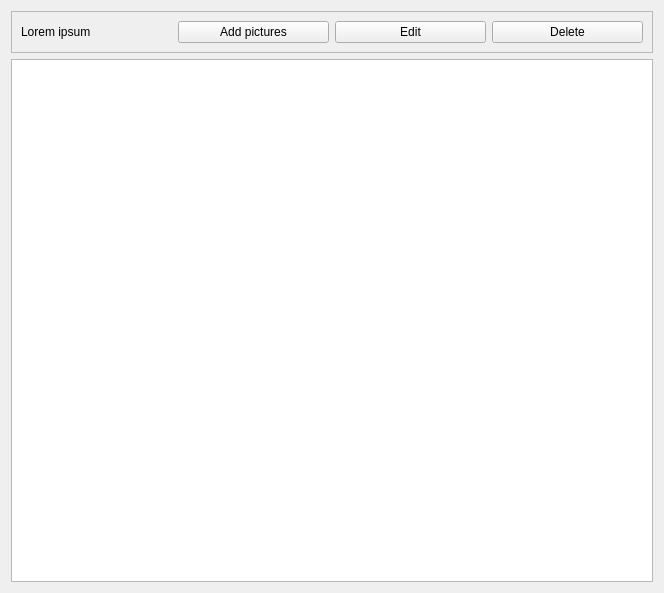
Qt form gallerydesktop/albumwidget.ui (EdisJava/Gallery) before a commit.
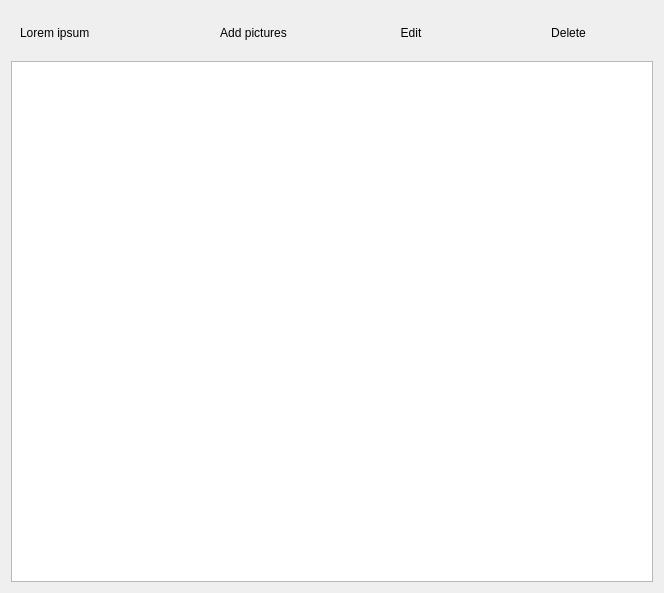
The same form after that commit. Icons and pictures are not drawn.

The edit to the form file:
```diff
--- a/gallerydesktop/albumwidget.ui
+++ b/gallerydesktop/albumwidget.ui
@@ -16,6 +16,12 @@
   <layout class="QVBoxLayout" name="verticalLayout" stretch="0,0">
    <item>
     <widget class="QFrame" name="albuminfoframe">
+     <property name="styleSheet">
+      <string notr="true">QFrame {
+    background-color: transparent; /* se funde con el fondo */
+    border: none;
+}</string>
+     </property>
      <property name="frameShape">
       <enum>QFrame::Shape::StyledPanel</enum>
      </property>
@@ -56,6 +62,140 @@
           <height>1</height>
          </size>
         </property>
+        <property name="palette">
+         <palette>
+          <active>
+           <colorrole role="Button">
+            <brush brushstyle="SolidPattern">
+             <color alpha="0">
+              <red>0</red>
+              <green>0</green>
+              <blue>0</blue>
+             </color>
+            </brush>
+           </colorrole>
+           <colorrole role="Base">
+            <brush brushstyle="SolidPattern">
+             <color alpha="0">
+              <red>0</red>
+              <green>0</green>
+              <blue>0</blue>
+             </color>
+            </brush>
+           </colorrole>
+           <colorrole role="Window">
+            <brush brushstyle="SolidPattern">
+             <color alpha="0">
+              <red>0</red>
+              <green>0</green>
+              <blue>0</blue>
+             </color>
+            </brush>
+           </colorrole>
+           <colorrole role="Highlight">
+            <brush brushstyle="SolidPattern">
+             <color alpha="255">
+              <red>39</red>
+              <green>191</green>
+              <blue>115</blue>
+             </color>
+            </brush>
+           </colorrole>
+          </active>
+          <inactive>
+           <colorrole role="Button">
+            <brush brushstyle="SolidPattern">
+             <color alpha="0">
+              <red>0</red>
+              <green>0</green>
+              <blue>0</blue>
+             </color>
+            </brush>
+           </colorrole>
+           <colorrole role="Base">
+            <brush brushstyle="SolidPattern">
+             <color alpha="0">
+              <red>0</red>
+              <green>0</green>
+              <blue>0</blue>
+             </color>
+            </brush>
+           </colorrole>
+           <colorrole role="Window">
+            <brush brushstyle="SolidPattern">
+             <color alpha="0">
+              <red>0</red>
+              <green>0</green>
+              <blue>0</blue>
+             </color>
+            </brush>
+           </colorrole>
+           <colorrole role="Highlight">
+            <brush brushstyle="SolidPattern">
+             <color alpha="255">
+              <red>39</red>
+              <green>191</green>
+              <blue>115</blue>
+             </color>
+            </brush>
+           </colorrole>
+          </inactive>
+          <disabled>
+           <colorrole role="Button">
+            <brush brushstyle="SolidPattern">
+             <color alpha="0">
+              <red>0</red>
+              <green>0</green>
+              <blue>0</blue>
+             </color>
+            </brush>
+           </colorrole>
+           <colorrole role="Base">
+            <brush brushstyle="SolidPattern">
+             <color alpha="0">
+              <red>0</red>
+              <green>0</green>
+              <blue>0</blue>
+             </color>
+            </brush>
+           </colorrole>
+           <colorrole role="Window">
+            <brush brushstyle="SolidPattern">
+             <color alpha="0">
+              <red>0</red>
+              <green>0</green>
+              <blue>0</blue>
+             </color>
+            </brush>
+           </colorrole>
+           <colorrole role="Highlight">
+            <brush brushstyle="SolidPattern">
+             <color alpha="255">
+              <red>39</red>
+              <green>191</green>
+              <blue>115</blue>
+             </color>
+            </brush>
+           </colorrole>
+          </disabled>
+         </palette>
+        </property>
+        <property name="styleSheet">
+         <string notr="true">QPushButton {
+    background-color: transparent; /* sin color de fondo */
+    border: none;                  /* sin borde */
+    padding: 6px;
+}
+
+QPushButton:hover {
+    background-color: rgba(255, 255, 102, 0.2); /* amarillo suave al pasar el cursor */
+    border-radius: 6px;
+}
+
+QPushButton:pressed {
+    background-color: rgba(255, 165, 0, 0.3); /* naranja transparente al pulsar */
+}</string>
+        </property>
         <property name="text">
          <string>Add pictures</string>
         </property>
@@ -79,6 +219,140 @@
           <height>1</height>
          </size>
         </property>
+        <property name="palette">
+         <palette>
+          <active>
+           <colorrole role="Button">
+            <brush brushstyle="SolidPattern">
+             <color alpha="0">
+              <red>0</red>
+              <green>0</green>
+              <blue>0</blue>
+             </color>
+            </brush>
+           </colorrole>
+           <colorrole role="Base">
+            <brush brushstyle="SolidPattern">
+             <color alpha="0">
+              <red>0</red>
+              <green>0</green>
+              <blue>0</blue>
+             </color>
+            </brush>
+           </colorrole>
+           <colorrole role="Window">
+            <brush brushstyle="SolidPattern">
+             <color alpha="0">
+              <red>0</red>
+              <green>0</green>
+              <blue>0</blue>
+             </color>
+            </brush>
+           </colorrole>
+           <colorrole role="Highlight">
+            <brush brushstyle="SolidPattern">
+             <color alpha="255">
+              <red>39</red>
+              <green>191</green>
+              <blue>115</blue>
+             </color>
+            </brush>
+           </colorrole>
+          </active>
+          <inactive>
+           <colorrole role="Button">
+            <brush brushstyle="SolidPattern">
+             <color alpha="0">
+              <red>0</red>
+              <green>0</green>
+              <blue>0</blue>
+             </color>
+            </brush>
+           </colorrole>
+           <colorrole role="Base">
+            <brush brushstyle="SolidPattern">
+             <color alpha="0">
+              <red>0</red>
+              <green>0</green>
+              <blue>0</blue>
+             </color>
+            </brush>
+           </colorrole>
+           <colorrole role="Window">
+            <brush brushstyle="SolidPattern">
+             <color alpha="0">
+              <red>0</red>
+              <green>0</green>
+              <blue>0</blue>
+             </color>
+            </brush>
+           </colorrole>
+           <colorrole role="Highlight">
+            <brush brushstyle="SolidPattern">
+             <color alpha="255">
+              <red>39</red>
+              <green>191</green>
+              <blue>115</blue>
+             </color>
+            </brush>
+           </colorrole>
+          </inactive>
+          <disabled>
+           <colorrole role="Button">
+            <brush brushstyle="SolidPattern">
+             <color alpha="0">
+              <red>0</red>
+              <green>0</green>
+              <blue>0</blue>
+             </color>
+            </brush>
+           </colorrole>
+           <colorrole role="Base">
+            <brush brushstyle="SolidPattern">
+             <color alpha="0">
+              <red>0</red>
+              <green>0</green>
+              <blue>0</blue>
+             </color>
+            </brush>
+           </colorrole>
+           <colorrole role="Window">
+            <brush brushstyle="SolidPattern">
+             <color alpha="0">
+              <red>0</red>
+              <green>0</green>
+              <blue>0</blue>
+             </color>
+            </brush>
+           </colorrole>
+           <colorrole role="Highlight">
+            <brush brushstyle="SolidPattern">
+             <color alpha="255">
+              <red>39</red>
+              <green>191</green>
+              <blue>115</blue>
+             </color>
+            </brush>
+           </colorrole>
+          </disabled>
+         </palette>
+        </property>
+        <property name="styleSheet">
+         <string notr="true">QPushButton {
+    background-color: transparent; /* sin color de fondo */
+    border: none;                  /* sin borde */
+    padding: 6px;
+}
+
+QPushButton:hover {
+    background-color: rgba(255, 255, 102, 0.2); /* amarillo suave al pasar el cursor */
+    border-radius: 6px;
+}
+
+QPushButton:pressed {
+    background-color: rgba(255, 165, 0, 0.3); /* naranja transparente al pulsar */
+}</string>
+        </property>
         <property name="text">
          <string>Edit</string>
         </property>
@@ -102,6 +376,140 @@
           <height>1</height>
          </size>
         </property>
+        <property name="palette">
+         <palette>
+          <active>
+           <colorrole role="Button">
+            <brush brushstyle="SolidPattern">
+             <color alpha="0">
+              <red>0</red>
+              <green>0</green>
+              <blue>0</blue>
+             </color>
+            </brush>
+           </colorrole>
+           <colorrole role="Base">
+            <brush brushstyle="SolidPattern">
+             <color alpha="0">
+              <red>0</red>
+              <green>0</green>
+              <blue>0</blue>
+             </color>
+            </brush>
+           </colorrole>
+           <colorrole role="Window">
+            <brush brushstyle="SolidPattern">
+             <color alpha="0">
+              <red>0</red>
+              <green>0</green>
+              <blue>0</blue>
+             </color>
+            </brush>
+           </colorrole>
+           <colorrole role="Highlight">
+            <brush brushstyle="SolidPattern">
+             <color alpha="255">
+              <red>39</red>
+              <green>191</green>
+              <blue>115</blue>
+             </color>
+            </brush>
+           </colorrole>
+          </active>
+          <inactive>
+           <colorrole role="Button">
+            <brush brushstyle="SolidPattern">
+             <color alpha="0">
+              <red>0</red>
+              <green>0</green>
+              <blue>0</blue>
+             </color>
+            </brush>
+           </colorrole>
+           <colorrole role="Base">
+            <brush brushstyle="SolidPattern">
+             <color alpha="0">
+              <red>0</red>
+              <green>0</green>
+              <blue>0</blue>
+             </color>
+            </brush>
+           </colorrole>
+           <colorrole role="Window">
+            <brush brushstyle="SolidPattern">
+             <color alpha="0">
+              <red>0</red>
+              <green>0</green>
+              <blue>0</blue>
+             </color>
+            </brush>
+           </colorrole>
+           <colorrole role="Highlight">
+            <brush brushstyle="SolidPattern">
+             <color alpha="255">
+              <red>39</red>
+              <green>191</green>
+              <blue>115</blue>
+             </color>
+            </brush>
+           </colorrole>
+          </inactive>
+          <disabled>
+           <colorrole role="Button">
+            <brush brushstyle="SolidPattern">
+             <color alpha="0">
+              <red>0</red>
+              <green>0</green>
+              <blue>0</blue>
+             </color>
+            </brush>
+           </colorrole>
+           <colorrole role="Base">
+            <brush brushstyle="SolidPattern">
+             <color alpha="0">
+              <red>0</red>
+              <green>0</green>
+              <blue>0</blue>
+             </color>
+            </brush>
+           </colorrole>
+           <colorrole role="Window">
+            <brush brushstyle="SolidPattern">
+             <color alpha="0">
+              <red>0</red>
+              <green>0</green>
+              <blue>0</blue>
+             </color>
+            </brush>
+           </colorrole>
+           <colorrole role="Highlight">
+            <brush brushstyle="SolidPattern">
+             <color alpha="255">
+              <red>39</red>
+              <green>191</green>
+              <blue>115</blue>
+             </color>
+            </brush>
+           </colorrole>
+          </disabled>
+         </palette>
+        </property>
+        <property name="styleSheet">
+         <string notr="true">QPushButton {
+    background-color: transparent; /* sin color de fondo */
+    border: none;                  /* sin borde */
+    padding: 6px;
+}
+
+QPushButton:hover {
+    background-color: rgba(255, 255, 102, 0.2); /* amarillo suave al pasar el cursor */
+    border-radius: 6px;
+}
+
+QPushButton:pressed {
+    background-color: rgba(255, 165, 0, 0.3); /* naranja transparente al pulsar */
+}</string>
+        </property>
         <property name="text">
          <string>Delete</string>
         </property>
@@ -115,7 +523,11 @@
     </widget>
    </item>
    <item>
-    <widget class="QListView" name="thumbnailListView"/>
+    <widget class="QListView" name="thumbnailListView">
+     <property name="styleSheet">
+      <string notr="true"/>
+     </property>
+    </widget>
    </item>
   </layout>
  </widget>
```
